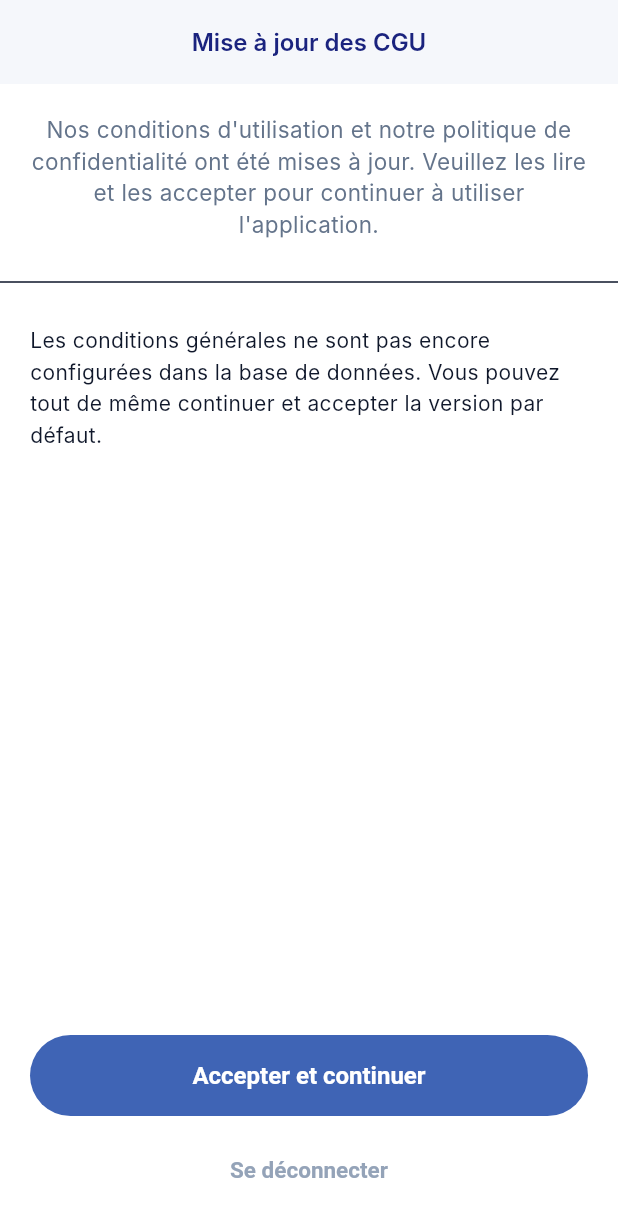
After one commit to AmineElBiyadi/marketplace_services_app, a Flutter app: the CguUpdateScreen screen opened by its route, on a phone screen of 412 x 824 dp. The commit adds this screen. Shown: the top 1217 px of the screen. Run offline on Flutter 3.47's test engine with Material 3 defaults, Android fonts, the phone set to English and light mode, and no system bars; our stand-ins replace cloud_firestore, file_picker, firebase_auth, firebase_core, fl_chart, geolocator and 4 more; accounts and stored records are empty; Roboto replaces fonts that are missing (Inter).

Commit message:
feat(ui): implement CGU update screen for outdated terms compliance

```diff
--- a/service_app/lib/routes/routes.dart
+++ b/service_app/lib/routes/routes.dart
@@ -33,6 +33,7 @@ import '../screens/splash_screen.dart';
 import 'package:shared_preferences/shared_preferences.dart';
 import 'package:firebase_auth/firebase_auth.dart';
 import '../screens/chat/chat_list_screen.dart';
+import '../screens/cgu_update_screen.dart';
 
 // ─── Route name constants ──────────────────────────────────────────
 class AppRoutes {
@@ -41,6 +42,7 @@ class AppRoutes {
   static const String signup = '/signup';
   static const String otp = '/otp';
   static const String forgotPassword = '/forgot-password';
+  static const String cguUpdate = '/cgu_update';
 
   static const String providerLogin = '/provider/login';
   static const String providerSignup = '/provider/signup';
@@ -80,6 +82,7 @@ final GoRouter router = GoRouter(
       AppRoutes.signup,
       AppRoutes.otp,
       AppRoutes.forgotPassword,
+      AppRoutes.cguUpdate,
       AppRoutes.providerLogin,
       AppRoutes.providerSignup,
       AppRoutes.providerPending,
@@ -142,6 +145,13 @@ final GoRouter router = GoRouter(
       path: AppRoutes.forgotPassword,
       builder: (context, state) =>
           const client_forgot_password.ForgotPasswordScreen(),
+    ),
+    GoRoute(
+      path: AppRoutes.cguUpdate,
+      builder: (context, state) {
+        final extra = state.extra as Map<String, dynamic>? ?? {};
+        return CguUpdateScreen(extraData: extra);
+      },
     ),
     GoRoute(
       path: '/booking-detail/:bookingId',
--- /dev/null
+++ b/service_app/lib/screens/cgu_update_screen.dart
@@ -0,0 +1,144 @@
+import 'package:flutter/material.dart';
+import 'package:go_router/go_router.dart';
+import '../services/firestore_service.dart';
+import '../services/auth_service.dart';
+
+class CguUpdateScreen extends StatefulWidget {
+  final Map<String, dynamic> extraData;
+  const CguUpdateScreen({super.key, required this.extraData});
+
+  @override
+  State<CguUpdateScreen> createState() => _CguUpdateScreenState();
+}
+
+class _CguUpdateScreenState extends State<CguUpdateScreen> {
+  final _firestoreService = FirestoreService();
+  final _authService = AuthService();
+  bool _isLoading = false;
+
+  Future<void> _acceptCgu() async {
+    setState(() => _isLoading = true);
+    try {
+      final uid = widget.extraData['uid'];
+      final cgu = widget.extraData['cgu'];
+      final role = widget.extraData['role'];
+
+      // Update in Firestore
+      await _firestoreService.updateCguVersion(uid, cgu?['version'] ?? '1.0');
+
+      if (mounted) {
+        if (role == 'CLIENT') {
+          context.go('/home');
+        } else {
+          final providerData = await _firestoreService.getProviderByUid(uid);
+          final expertId = providerData?['expertId'] ?? '';
+          final etatCompte = providerData?['etatCompte'] ?? 'PENDING';
+
+          if (!mounted) return;
+
+          if (etatCompte == 'ACTIVE') {
+            context.go('/provider/$expertId/dashboard');
+          } else {
+            context.go('/provider/pending');
+          }
+        }
+      }
+    } catch (e) {
+      if (mounted) {
+        ScaffoldMessenger.of(context).showSnackBar(
+          SnackBar(content: Text('Erreur: $e')),
+        );
+      }
+    } finally {
+      if (mounted) setState(() => _isLoading = false);
+    }
+  }
+
+  Future<void> _logout() async {
+    await _authService.signOut();
+    if (mounted) context.go('/welcome');
+  }
+
+  @override
+  Widget build(BuildContext context) {
+    final cgu = widget.extraData['cgu'];
+    final content = cgu?['content']?.replaceAll('\\n', '\n') ??
+        'Les conditions générales ne sont pas encore configurées dans la base de données. Vous pouvez tout de même continuer et accepter la version par défaut.';
+
+    return Scaffold(
+      backgroundColor: Colors.white,
+      appBar: AppBar(
+        title: const Text('Mise à jour des CGU'),
+        backgroundColor: Colors.white,
+        elevation: 1,
+        foregroundColor: const Color(0xFF1A237E),
+        automaticallyImplyLeading: false, // Force them to choose
+      ),
+      body: SafeArea(
+        child: Column(
+          children: [
+            const Padding(
+              padding: EdgeInsets.all(20.0),
+              child: Text(
+                'Nos conditions d\'utilisation et notre politique de confidentialité ont été mises à jour. Veuillez les lire et les accepter pour continuer à utiliser l\'application.',
+                style: TextStyle(fontSize: 15, color: Color(0xFF64748B)),
+                textAlign: TextAlign.center,
+              ),
+            ),
+            const Divider(),
+            Expanded(
+              child: SingleChildScrollView(
+                padding: const EdgeInsets.all(20.0),
+                child: Text(
+                  content,
+                  style: const TextStyle(fontSize: 14, height: 1.5),
+                ),
+              ),
+            ),
+            SafeArea(
+              child: Padding(
+                padding: const EdgeInsets.all(20.0),
+                child: Column(
+                  mainAxisSize: MainAxisSize.min,
+                  children: [
+                    SizedBox(
+                      width: double.infinity,
+                      height: 54,
+                      child: ElevatedButton(
+                        onPressed: _isLoading ? null : _acceptCgu,
+                        style: ElevatedButton.styleFrom(
+                          backgroundColor: const Color(0xFF3F64B5),
+                          shape: RoundedRectangleBorder(
+                            borderRadius: BorderRadius.circular(30),
+                          ),
+                        ),
+                        child: _isLoading
+                            ? const CircularProgressIndicator(color: Colors.white)
+                            : const Text('Accepter et continuer',
+                                style: TextStyle(
+                                  fontSize: 16,
+                                  fontWeight: FontWeight.w700,
+                                  color: Colors.white,
+                                )),
+                      ),
+                    ),
+                    const SizedBox(height: 12),
+                    TextButton(
+                      onPressed: _isLoading ? null : _logout,
+                      child: const Text('Se déconnecter',
+                          style: TextStyle(
+                            fontSize: 15,
+                            color: Color(0xFF94A3B8),
+                            fontWeight: FontWeight.w600,
+                          )),
+                    ),
+                  ],
+                ),
+              ),
+            ),
+          ],
+        ),
+      ),
+    );
+  }
+}
```
